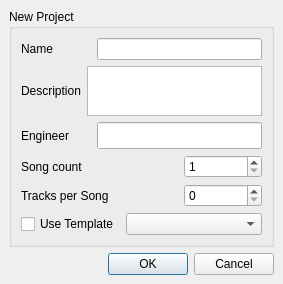
First picture: the form in src/traverso/ui/NewProjectDialog.ui, repository ErwanLegrand/Traverso-DAW, before the edit.
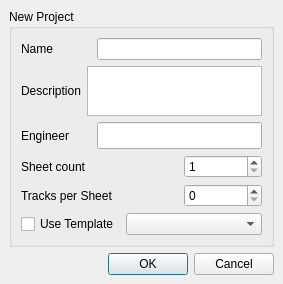
Second picture: the form after the edit.

Commit message: * Renamed occurrences of Song in the GUI to Sheet

Patch:
```diff
--- a/src/traverso/ui/NewProjectDialog.ui
+++ b/src/traverso/ui/NewProjectDialog.ui
@@ -161,7 +161,7 @@
            </sizepolicy>
           </property>
           <property name="text" >
-           <string>Song count</string>
+           <string>Sheet count</string>
           </property>
          </widget>
         </item>
@@ -210,7 +210,7 @@
            </sizepolicy>
           </property>
           <property name="text" >
-           <string>Tracks per Song</string>
+           <string>Tracks per Sheet</string>
           </property>
          </widget>
         </item>
```
The commit also changes 10 other files.
